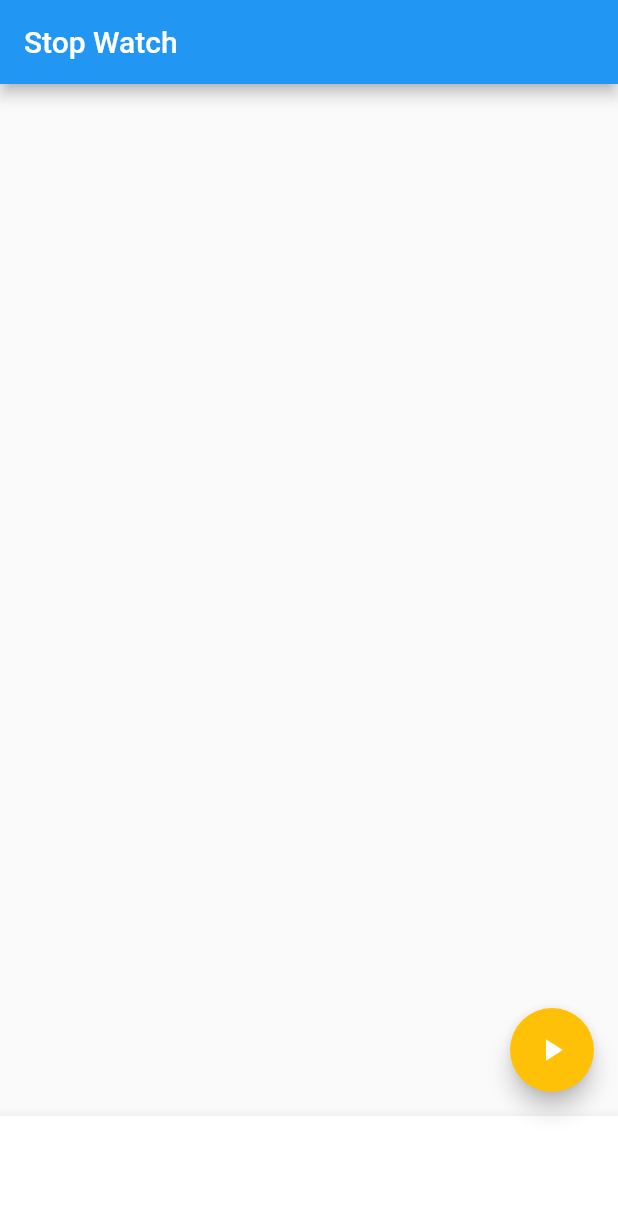
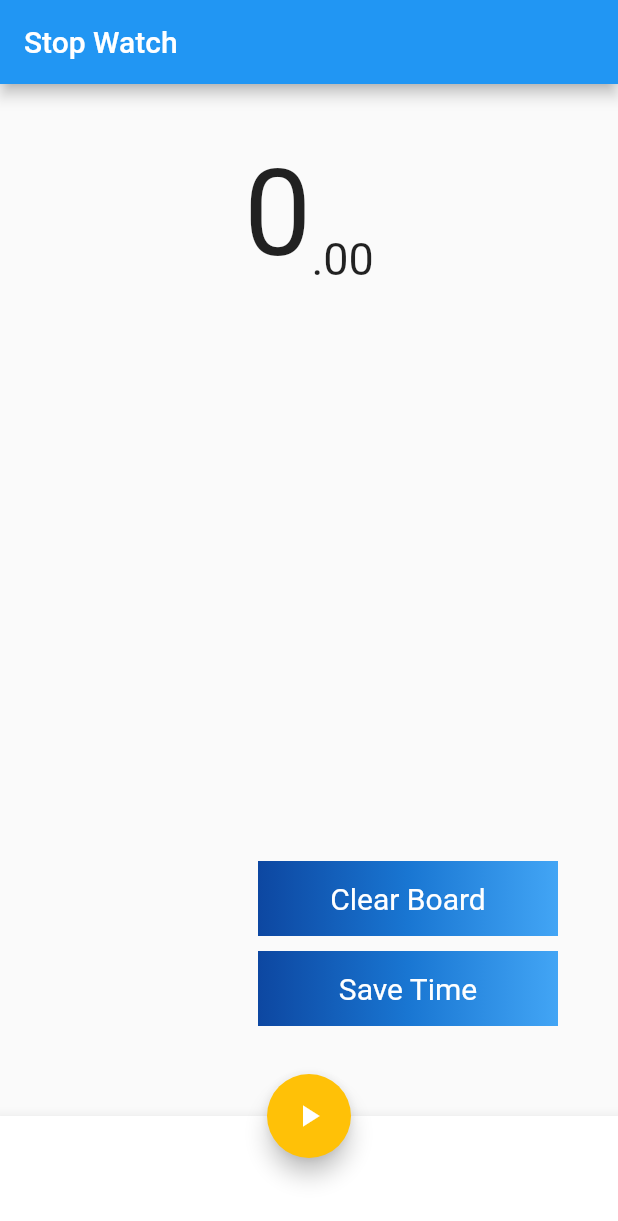
Before and after one commit to Ohgyuchan/flutter_timer_app, a Flutter app: the screen it shows after launch, on a phone screen of 412 x 824 dp. Shown: the top 1221 px of the screen. Run offline on Flutter 3.47's test engine with Material 2 defaults, Android fonts, the phone set to English and light mode, and no system bars.

Commit message:
버튼 연결

```diff
--- a/lib/main.dart
+++ b/lib/main.dart
@@ -1,3 +1,4 @@
+import 'dart:async';
 import 'package:flutter/material.dart';
 
 void main() {
@@ -30,6 +31,17 @@ class _TimerScreenState extends State<TimerScreen> {
   var _icon = Icons.play_arrow;
   var _color = Colors.amber;
 
+  late Timer _timer;
+  var _time = 0;
+  var _isPlaying = false;
+  List<String> _saveTimes = [];
+
+  @override
+  void dispose() {
+    _timer.cancel();
+    super.dispose();
+  }
+
   @override
   Widget build(BuildContext context) {
     return Scaffold(
@@ -49,20 +61,127 @@ class _TimerScreenState extends State<TimerScreen> {
         child: Icon(_icon),
         backgroundColor: _color,
       ),
+      floatingActionButtonLocation: FloatingActionButtonLocation.centerDocked,
     );
   }
 
   Widget _body() {
-    return Container();
+    var sec = _time ~/ 100;
+    var hundredth = '${_time % 100}'.padLeft(2, '0');
+
+    return Center(
+      child: Padding(
+        padding: const EdgeInsets.all(40),
+        child: Stack(
+          children: [
+            Column(
+              children: [
+                Row(
+                  mainAxisAlignment: MainAxisAlignment.center,
+                  crossAxisAlignment: CrossAxisAlignment.end,
+                  children: [
+                    Text(
+                      '$sec',
+                      style: TextStyle(fontSize: 80),
+                    ),
+                    Text(
+                      '.$hundredth',
+                      style: TextStyle(fontSize: 30),
+                    )
+                  ],
+                ),
+                SizedBox(
+                  height: 50,
+                ),
+                Container(
+                  width: 200,
+                  height: 300,
+                  child: ListView(
+                      children: _saveTimes
+                          .map((time) =>
+                              Text(time, style: TextStyle(fontSize: 20)))
+                          .toList()),
+                ),
+              ],
+            ),
+            makeGradientButton('Clear Board', 80, null, null),
+            makeGradientButton('Save Time', 20, sec, hundredth),
+          ],
+        ),
+      ),
+    );
   }
 
   void _click() {
-    if (_icon == Icons.play_arrow) {
+    _isPlaying = !_isPlaying;
+    if (_isPlaying) {
       _icon = Icons.pause;
       _color = Colors.grey;
+      _start();
     } else {
       _icon = Icons.play_arrow;
       _color = Colors.amber;
+      _pause();
     }
   }
+
+  void _start() {
+    _timer = Timer.periodic(Duration(milliseconds: 10), (timer) {
+      setState(() {
+        _time++;
+      });
+    });
+  }
+
+  void _pause() {
+    _timer.cancel();
+  }
+
+  void _reset() {
+    setState(() {
+      _click();
+      _saveTimes.clear();
+      _time = 0;
+    });
+  }
+
+  _saveTime(String time) {
+    _saveTimes.insert(0, '${_saveTimes.length + 1}등 : $time');
+  }
+
+  Widget makeGradientButton(
+      String buttonText, double height, int? sec, String? hundredth) {
+    var _textColor = Colors.white;
+    return Positioned(
+      right: 0,
+      bottom: height,
+      child: GestureDetector(
+        onTap: () {
+          setState(() {
+            sec == null ? _reset() : _saveTime('$sec.$hundredth');
+          });
+        },
+        child: Container(
+          padding: const EdgeInsets.all(10.0),
+          width: 200,
+          height: 50,
+          child: Center(
+            child: Text(
+              buttonText,
+              style: TextStyle(fontSize: 20, color: _textColor),
+            ),
+          ),
+          decoration: const BoxDecoration(
+            gradient: LinearGradient(
+              colors: <Color>[
+                Color(0xFF0D47A1),
+                Color(0xFF1976D2),
+                Color(0xFF42A5F5),
+              ],
+            ),
+          ),
+        ),
+      ),
+    );
+  }
 }
```
